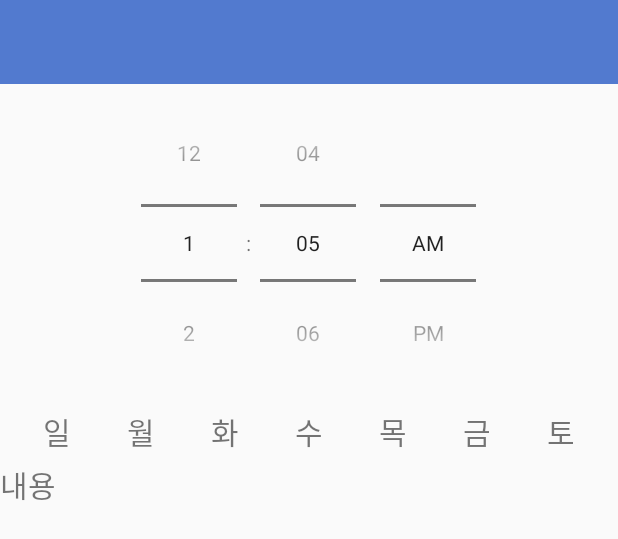
After one commit to ShinSungIn/CaringForYouAndMe, an Android app: the layout activity_alarm_set.xml on its own in the app's theme, with its tools: preview values and no code run, on a phone screen of 412 x 824 dp. The commit adds this screen. Shown: the top 539 px of the screen. Run offline under Robolectric (Android 15) with nearby library versions, the phone set to English and light mode, and no system bars.

Commit message:
Alarm 작업 진행중

```diff
--- a/app/src/main/java/com/example/administrator/caringforyouandme/AlarmActivity.java
+++ b/app/src/main/java/com/example/administrator/caringforyouandme/AlarmActivity.java
@@ -1,24 +1,32 @@
 package com.example.administrator.caringforyouandme;
 
+import android.content.Context;
+import android.content.Intent;
 import android.os.Bundle;
 import android.support.v7.app.AppCompatActivity;
 import android.support.v7.widget.Toolbar;
+import android.view.View;
+import android.widget.AdapterView;
+import android.widget.ListView;
+import com.example.administrator.caringforyouandme.activity.alarm.AlarmSetActivity;
+import com.example.administrator.caringforyouandme.listview.alarm.AlarmListviewAdapter;
 
 public class AlarmActivity extends AppCompatActivity {
 
 	private Toolbar toolbar;
 
+	private Context context;
 	@Override
 	protected void onCreate(Bundle savedInstanceState) {
 		super.onCreate(savedInstanceState);
 		setContentView(R.layout.activity_alarm);
-
+        context = this;
 		setToolbar();
-
+        _setListView();
 	}
 
 	private void setToolbar() {
-		toolbar = (Toolbar) findViewById(R.id.toolbar);
+		toolbar = findViewById(R.id.toolbar);
 		toolbar.setTitle("알람설정");
 		setSupportActionBar(toolbar);
 	}
@@ -32,4 +40,19 @@ public class AlarmActivity extends AppCompatActivity {
 	public void onBackPressed() {
 		finish();
 	}
+
+    private void _setListView(){
+        AlarmListviewAdapter alarmListviewAdapter = new AlarmListviewAdapter(this);
+        ListView listView_Alarm = findViewById(R.id.listview_alarm);
+        listView_Alarm.setAdapter(alarmListviewAdapter);
+        listView_Alarm.setOnItemClickListener(new AdapterView.OnItemClickListener() {
+            @Override
+            public void onItemClick(AdapterView<?> parent, View view, int position, long id) {
+                Intent intent = new Intent(context, AlarmSetActivity.class);
+                intent.putExtra("position", position);
+                startActivity(intent);
+            }
+        });
+    }
+
 }
--- /dev/null
+++ b/app/src/main/java/com/example/administrator/caringforyouandme/activity/alarm/AlarmSetActivity.java
@@ -0,0 +1,43 @@
+package com.example.administrator.caringforyouandme.activity.alarm;
+
+import android.content.Intent;
+import android.os.Bundle;
+import android.support.v7.app.AppCompatActivity;
+import android.support.v7.widget.Toolbar;
+import com.example.administrator.caringforyouandme.R;
+
+public class AlarmSetActivity extends AppCompatActivity {
+
+    private Toolbar toolbar;
+
+    private int position;
+
+    @Override
+    protected void onCreate(Bundle savedInstanceState) {
+        super.onCreate(savedInstanceState);
+        setContentView(R.layout.activity_alarm_set);
+
+        Intent intent = getIntent();
+        position = intent.getIntExtra("position", 0);
+
+        setToolbar();
+    }
+
+    private void setToolbar() {
+        toolbar = findViewById(R.id.toolbar);
+        toolbar.setTitle("알람설정");
+        setSupportActionBar(toolbar);
+    }
+
+    @Override
+    public void onStart() {
+        super.onStart();
+    }
+
+    @Override
+    public void onBackPressed() {
+        finish();
+    }
+
+
+}
--- a/app/src/main/res/layout/activity_alarm.xml
+++ b/app/src/main/res/layout/activity_alarm.xml
@@ -16,11 +16,10 @@
 			android:background="?attr/colorPrimary"
 			android:theme="@style/AppTheme.AppBarOverlay"
 			android:popupTheme="@style/ThemeOverlay.AppCompat.Light"
-	>
-	</android.support.v7.widget.Toolbar>
+	/>
 
 	<ListView
-			android:id="@+id/alarmList"
+			android:id="@+id/listview_alarm"
 			android:layout_width="match_parent"
 			android:layout_height="wrap_content">
 	</ListView>
--- /dev/null
+++ b/app/src/main/res/layout/activity_alarm_set.xml
@@ -0,0 +1,115 @@
+<?xml version="1.0" encoding="utf-8"?>
+<android.support.constraint.ConstraintLayout
+        xmlns:android="http://schemas.android.com/apk/res/android"
+        xmlns:app="http://schemas.android.com/apk/res-auto"
+        android:layout_width="match_parent"
+        android:layout_height="match_parent">
+
+    <android.support.v7.widget.Toolbar
+            android:id="@+id/toolbar"
+            android:layout_width="match_parent"
+            android:layout_height="?attr/actionBarSize"
+            android:background="?attr/colorPrimary"
+            android:theme="@style/AppTheme.AppBarOverlay"
+            android:popupTheme="@style/ThemeOverlay.AppCompat.Light"
+            app:layout_constraintTop_toTopOf="parent"
+    />
+
+    <TimePicker
+            android:id="@+id/timepicker"
+            app:layout_constraintTop_toBottomOf="@+id/toolbar"
+            android:timePickerMode="spinner"
+            android:layout_width="match_parent"
+            android:layout_height="wrap_content">
+
+    </TimePicker>
+
+    <LinearLayout
+            app:layout_constraintTop_toBottomOf="@+id/timepicker"
+            android:id="@+id/selectWeek"
+            android:orientation="horizontal"
+            android:layout_width="match_parent"
+            android:layout_height="40dp">
+
+        <TextView
+                android:layout_weight="1.0"
+                android:id="@+id/selectSun"
+                android:text="일"
+                android:layout_gravity="center_vertical"
+                android:textAlignment="center"
+                android:textSize="20sp"
+                android:layout_marginStart="10dp"
+                android:layout_width="wrap_content"
+                android:layout_height="wrap_content"/>
+
+        <TextView
+                android:layout_weight="1.0"
+                android:id="@+id/selectMon"
+                android:text="월"
+                android:layout_gravity="center_vertical"
+                android:textAlignment="center"
+                android:textSize="20sp"
+                android:layout_width="wrap_content"
+                android:layout_height="wrap_content"/>
+
+        <TextView
+                android:layout_weight="1.0"
+                android:id="@+id/selectTue"
+                android:text="화"
+                android:layout_gravity="center_vertical"
+                android:textAlignment="center"
+                android:textSize="20sp"
+                android:layout_width="wrap_content"
+                android:layout_height="wrap_content"/>
+
+        <TextView
+                android:layout_weight="1.0"
+                android:id="@+id/selectWed"
+                android:text="수"
+                android:layout_gravity="center_vertical"
+                android:textAlignment="center"
+                android:textSize="20sp"
+                android:layout_width="wrap_content"
+                android:layout_height="wrap_content"/>
+
+        <TextView
+                android:layout_weight="1.0"
+                android:id="@+id/selectThu"
+                android:text="목"
+                android:layout_gravity="center_vertical"
+                android:textAlignment="center"
+                android:textSize="20sp"
+                android:layout_width="wrap_content"
+                android:layout_height="wrap_content"/>
+
+        <TextView
+                android:layout_weight="1.0"
+                android:id="@+id/selectFri"
+                android:text="금"
+                android:layout_gravity="center_vertical"
+                android:textAlignment="center"
+                android:textSize="20sp"
+                android:layout_width="wrap_content"
+                android:layout_height="wrap_content"/>
+
+        <TextView
+                android:layout_weight="1.0"
+                android:id="@+id/selectSat"
+                android:text="토"
+                android:layout_gravity="center_vertical"
+                android:textAlignment="center"
+                android:textSize="20sp"
+                android:layout_marginEnd="10dp"
+                android:layout_width="wrap_content"
+                android:layout_height="wrap_content"/>
+
+    </LinearLayout>
+
+    <TextView
+            app:layout_constraintTop_toBottomOf="@+id/selectWeek"
+            android:id="@+id/alarmContent"
+            android:text="내용"
+            android:textSize="20sp"
+            android:layout_width="match_parent"
+            android:layout_height="wrap_content"/>
+</android.support.constraint.ConstraintLayout>
```
